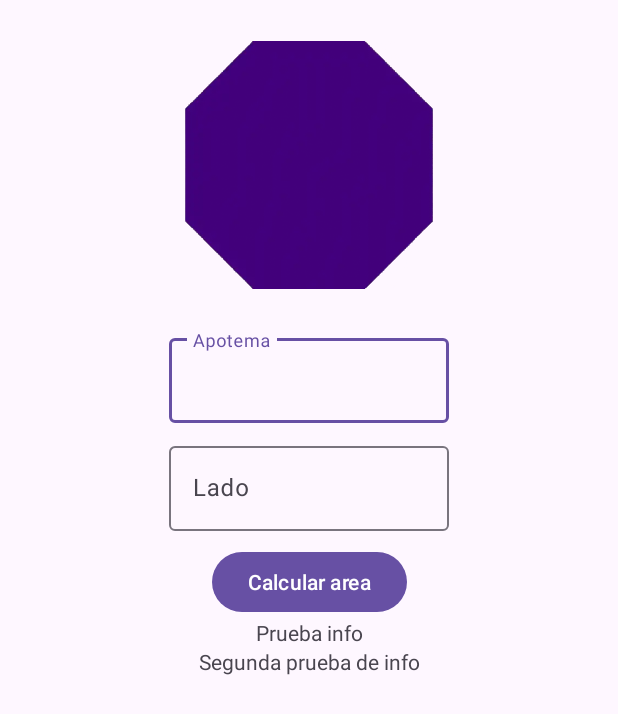
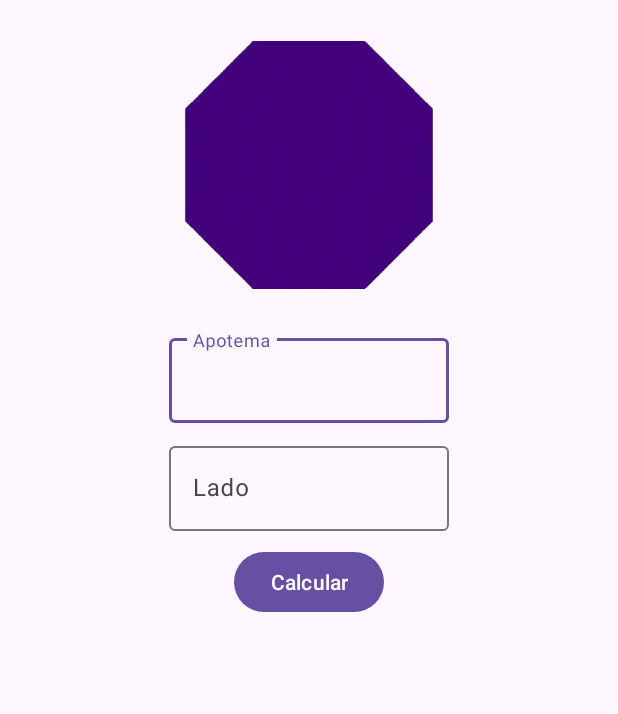
Before and after one commit to oscarmrm-labs/Android-Sprint2, an Android app: the PolygonDetail screen opened directly, with no data from a screen before it, on a phone screen of 412 x 824 dp. Shown: the top 714 px of the screen. Run offline under Robolectric (Android 15) with nearby library versions, the phone set to English and light mode, and no system bars.

```diff
--- a/app/src/main/res/layout/activity_polygon_detail.xml
+++ b/app/src/main/res/layout/activity_polygon_detail.xml
@@ -63,13 +63,12 @@
         app:layout_constraintStart_toStartOf="parent"
         app:layout_constraintEnd_toEndOf="parent"
         app:layout_constraintTop_toBottomOf="@+id/tilSide"
-        android:text="Calcular area" />
+        android:text="Calcular" />
 
     <TextView
         android:id="@+id/tvPerimeter"
         android:layout_width="wrap_content"
         android:layout_height="wrap_content"
-        android:text="Prueba info"
         app:layout_constraintEnd_toEndOf="parent"
         app:layout_constraintStart_toStartOf="parent"
         app:layout_constraintTop_toBottomOf="@+id/btnCalculate" />
@@ -78,7 +77,6 @@
         android:id="@+id/tvArea"
         android:layout_width="wrap_content"
         android:layout_height="wrap_content"
-        android:text="Segunda prueba de info"
         app:layout_constraintEnd_toEndOf="parent"
         app:layout_constraintStart_toStartOf="parent"
         app:layout_constraintTop_toBottomOf="@+id/tvPerimeter" />
```
Also changed, not shown: app/src/main/java/com/qualentum/sprint2/ui/PolygonDetail.kt (+38 -7 lines).
